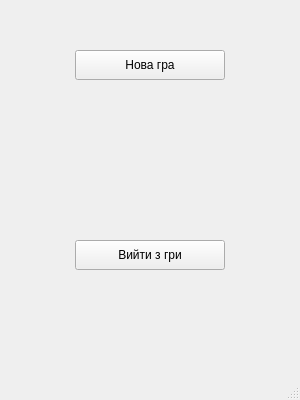
This is Lab6/mainwindow.ui in x-FIREFOUR-x/AlgoLab6 as Qt 5 draws it before an edit. The edited form follows.
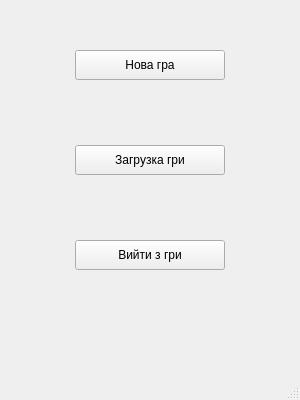
This is the edited form.

What changed in the file:
```diff
--- a/Lab6/mainwindow.ui
+++ b/Lab6/mainwindow.ui
@@ -43,6 +43,19 @@
      <string>Вийти з гри</string>
     </property>
    </widget>
+   <widget class="QPushButton" name="ButtonDownload">
+    <property name="geometry">
+     <rect>
+      <x>75</x>
+      <y>145</y>
+      <width>150</width>
+      <height>30</height>
+     </rect>
+    </property>
+    <property name="text">
+     <string>Загрузка гри</string>
+    </property>
+   </widget>
   </widget>
   <widget class="QMenuBar" name="menubar">
    <property name="geometry">
```
Left out of the diff: 1 changed line with no effect on the pictures.
